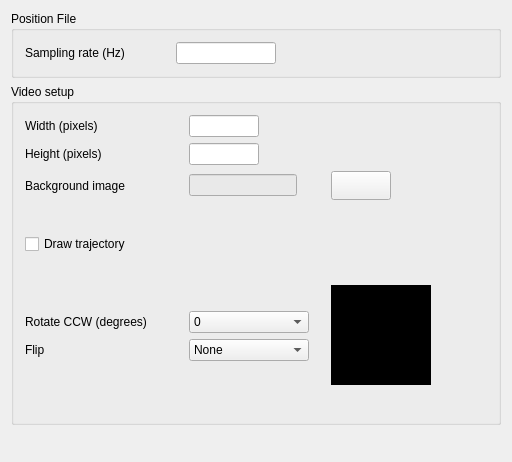
Before: the Qt Designer form src/positionpropertieslayout.ui in neurosuite/neuroscope, drawn with Qt 5.
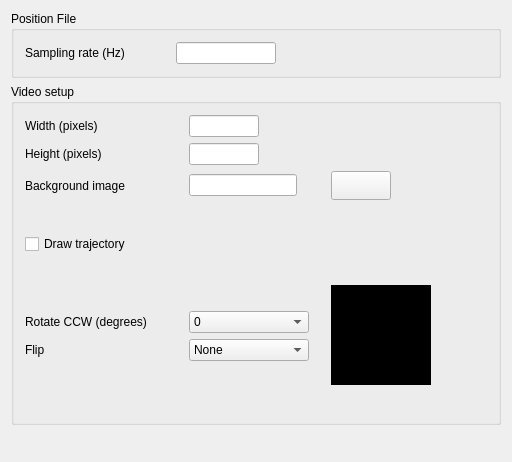
After: the same form once the commit is applied.

Commit message: Fix lineedit color

```diff
--- a/src/positionpropertieslayout.ui
+++ b/src/positionpropertieslayout.ui
@@ -129,9 +129,7 @@
       <item row="1" column="0">
         <widget class="QGroupBox" name="groupBox2">
           <property name="sizePolicy">
-            <sizepolicy>
-              <hsizetype>5</hsizetype>
-              <vsizetype>0</vsizetype>
+      <sizepolicy hsizetype="Preferred" vsizetype="Fixed">
               <horstretch>0</horstretch>
               <verstretch>0</verstretch>
             </sizepolicy>
@@ -148,59 +146,17 @@
           <layout class="QGridLayout">
             <item row="0" column="0">
               <layout class="QGridLayout">
-                <item row="2" column="2" rowspan="1" colspan="2">
+        <item row="2" column="2" colspan="2">
                   <widget class="QLineEdit" name="backgroundLineEdit">
                     <property name="sizePolicy">
-                      <sizepolicy>
-                        <hsizetype>0</hsizetype>
-                        <vsizetype>0</vsizetype>
+           <sizepolicy hsizetype="Fixed" vsizetype="Fixed">
                         <horstretch>0</horstretch>
                         <verstretch>0</verstretch>
                       </sizepolicy>
                     </property>
-                    <property name="autoFillBackground">
-                      <bool>true</bool>
-                    </property>
-                    <property name="palette">
-                      <palette>
-                        <active>
-                          <colorrole role="Base">
-                            <brush brushstyle="SolidPattern">
-                              <color alpha="255">
-                                <red>233</red>
-                                <green>233</green>
-                                <blue>233</blue>
-                              </color>
-                            </brush>
-                          </colorrole>
-                        </active>
-                        <inactive>
-                          <colorrole role="Base">
-                            <brush brushstyle="SolidPattern">
-                              <color alpha="255">
-                                <red>233</red>
-                                <green>233</green>
-                                <blue>233</blue>
-                              </color>
-                            </brush>
-                          </colorrole>
-                        </inactive>
-                        <disabled>
-                          <colorrole role="Base">
-                            <brush brushstyle="SolidPattern">
-                              <color alpha="255">
-                                <red>233</red>
-                                <green>233</green>
-                                <blue>233</blue>
-                              </color>
-                            </brush>
-                          </colorrole>
-                        </disabled>
-                      </palette>
-                    </property>
-                  </widget>
-                </item>
-                <item row="6" column="2" rowspan="1" colspan="2">
+         </widget>
+        </item>
+        <item row="6" column="2" colspan="2">
                   <widget class="QComboBox" name="rotateComboBox">
                     <property name="sizePolicy">
                       <sizepolicy>
```
Left out of the diff: 254 changed lines with no effect on the pictures. Lines whose indentation alone changed are shown as unchanged.
